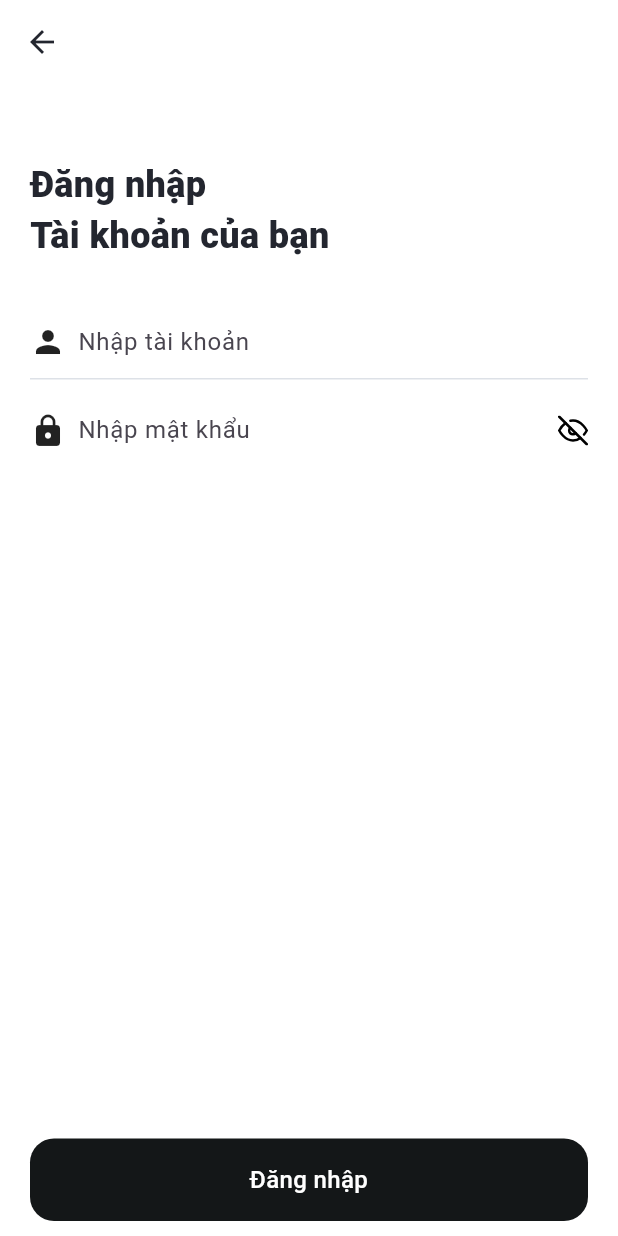
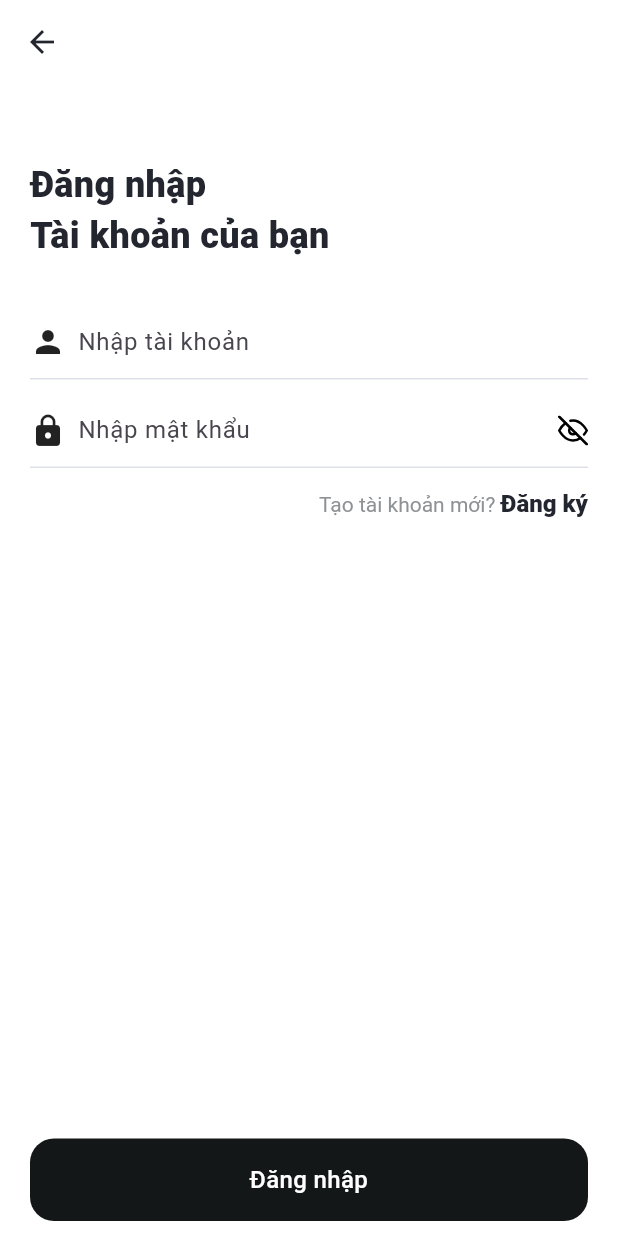
Before and after one commit to nxn1339/AppChat, a Flutter app: the screen it shows after launch, after a tap on "Đăng nhập", on a phone screen of 412 x 824 dp. Run offline on Flutter 3.47's test engine with Material 3 defaults, Android fonts, the phone set to English and light mode, and no system bars; our stand-ins replace flutter_html, flutter_svg, get, image_picker, shared_preferences, socket_io_client.

Commit message:
UI login success

```diff
--- /dev/null
+++ b/lib/Controller/LoginController.dart
@@ -0,0 +1,12 @@
+import 'package:flutter/material.dart';
+import 'package:get/get.dart';
+
+class LoginController extends GetxController {
+  TextEditingController textEditUserName = TextEditingController();
+  TextEditingController textEditPassword = TextEditingController();
+  RxBool isShowPass = false.obs;
+
+  void changeShowPass() {
+    isShowPass.value = !isShowPass.value;
+  }
+}
--- a/lib/Utils/UtilLink.dart
+++ b/lib/Utils/UtilLink.dart
@@ -1,3 +1,3 @@
-class UtilLink{
-  static String BASE_URL = "http://192.168.1.28:3000/";
+class UtilLink {
+  static String BASE_URL = "http://192.168.1.4:3000/";
 }
--- a/lib/Utils/Utils.dart
+++ b/lib/Utils/Utils.dart
@@ -166,7 +166,9 @@ class Utils {
       bool? obscureText,
       String? hintText,
       VoidCallback? onTap}) {
-    return Row(
+    return Column(
+      children: [
+        Row(
           children: [
             icon,
             const SizedBox(
@@ -176,8 +178,8 @@ class Utils {
               child: TextField(
                 onChanged: changed,
                 controller: controller,
-            decoration:
-                InputDecoration(border: InputBorder.none, hintText: hintText),
+                decoration: InputDecoration(
+                    border: InputBorder.none, hintText: hintText),
                 obscureText: obscureText!,
               ),
             ),
@@ -197,6 +199,12 @@ class Utils {
                       color: Colors.black,
                     ),
             ),
+          ],
+        ),
+        Container(
+          height: 1,
+          color: Color.fromRGBO(221, 225, 231, 1),
+        )
       ],
     );
   }
--- a/lib/View/LoginScreen.dart
+++ b/lib/View/LoginScreen.dart
@@ -1,9 +1,14 @@
+import 'package:chat_app/Controller/LoginController.dart';
 import 'package:chat_app/Utils/UtilColor.dart';
 import 'package:chat_app/Utils/Utils.dart';
 import 'package:flutter/material.dart';
+import 'package:flutter_html/flutter_html.dart';
+import 'package:get/get.dart';
 
 class LoginScreen extends StatelessWidget {
-  const LoginScreen({super.key});
+  LoginScreen({super.key});
+  var delete = Get.delete<LoginController>();
+  var controller = Get.put(LoginController());
 
   @override
   Widget build(BuildContext context) {
@@ -43,15 +48,42 @@ class LoginScreen extends StatelessWidget {
                         Utils.textField(
                             icon: Icon(Icons.person),
                             hintText: 'Nhập tài khoản',
-                            maxLines: 1),
+                            maxLines: 1,
+                            controller: controller.textEditUserName),
                         SizedBox(
                           height: 10,
                         ),
-                        Utils.textFieldPass(
-                            icon: Icon(Icons.lock),
-                            hintText: 'Nhập mật khẩu',
-                            changed: (value) {},
-                            obscureText: true),
+                        Obx(
+                          () => Utils.textFieldPass(
+                              icon: Icon(Icons.lock),
+                              controller: controller.textEditPassword,
+                              hintText: 'Nhập mật khẩu',
+                              changed: (value) {},
+                              onTap: () {
+                                controller.changeShowPass();
+                              },
+                              obscureText: !controller.isShowPass.value),
+                        ),
+                        const SizedBox(
+                          height: 14,
+                        ),
+                        Align(
+                          alignment: FractionalOffset.centerRight,
+                          child: RichText(
+                              text: TextSpan(
+                                  children: [
+                                const TextSpan(text: 'Tạo tài khoản mới? '),
+                                TextSpan(
+                                    text: 'Đăng ký',
+                                    style: TextStyle(
+                                        fontSize: 16,
+                                        color: UtilColor.textBase,
+                                        fontWeight: FontWeight.w800))
+                              ],
+                                  style: TextStyle(
+                                      fontSize: 14,
+                                      color: UtilColor.textGrey))),
+                        ),
                       ],
                     ),
                   ),
```
Lines whose indentation alone changed are shown as unchanged.
